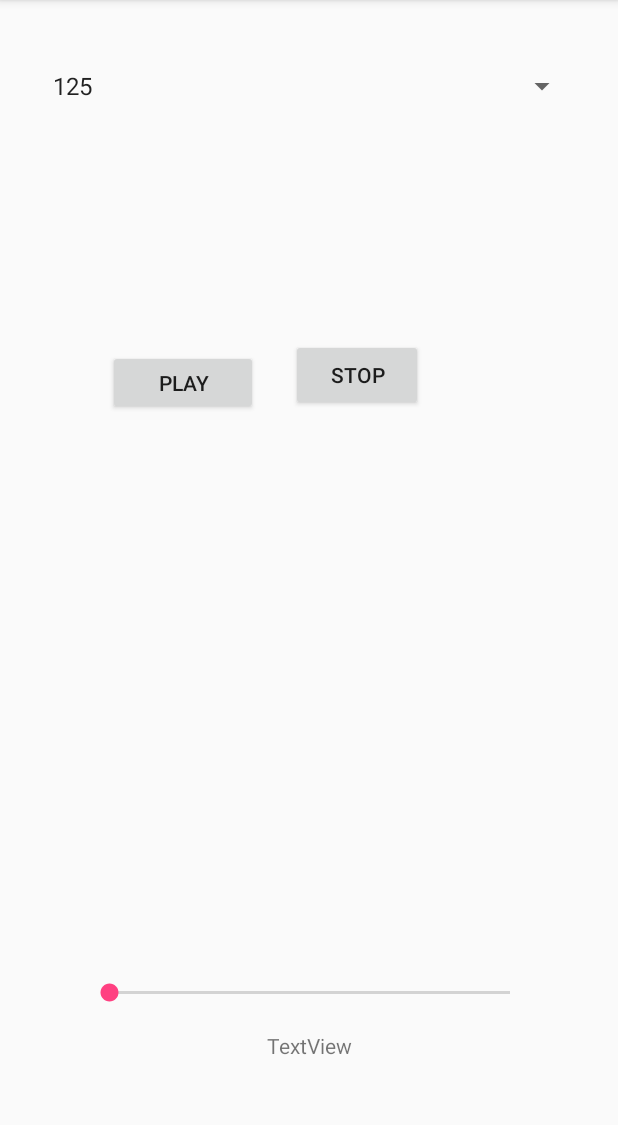
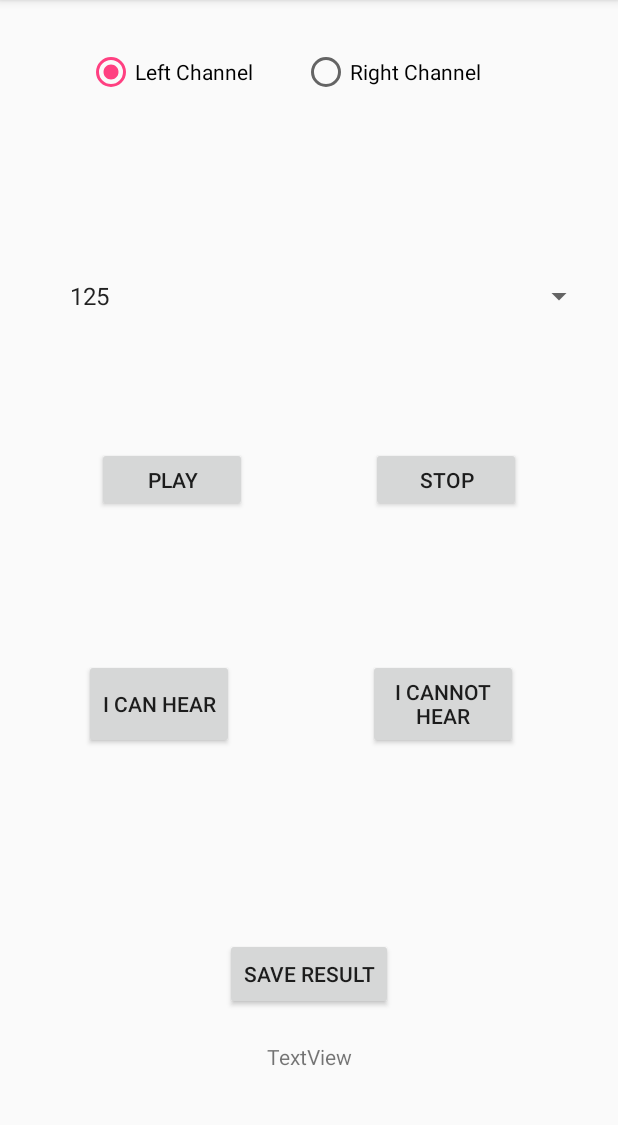
Before and after one commit to elijahmg/hearing_analyzer, an Android app: the screen it shows after launch (MainActivity), on a phone screen of 412 x 824 dp, the part 84-1209 px from its top. Run offline under Robolectric (Android 15) with nearby library versions, the phone set to English and light mode, and no system bars; Roboto replaces fonts that are not available here; 1 statement that could not run was skipped.

Commit message:
UI changes

```diff
--- a/app/src/main/java/com/degree/eliif/hearinganalyzer/PlayWave.kt
+++ b/app/src/main/java/com/degree/eliif/hearinganalyzer/PlayWave.kt
@@ -6,6 +6,7 @@ import android.os.Build
 import android.util.Log
 import androidx.annotation.RequiresApi
 import kotlin.concurrent.thread
+import kotlin.text.Typography.amp
 
 @TargetApi(Build.VERSION_CODES.M)
 @RequiresApi(Build.VERSION_CODES.LOLLIPOP)
@@ -20,9 +21,12 @@ class PlayWave {
 
   private var sampleCount: Int = 0
 
-  private var FREQUENCY: Int = 1
+  private var FREQUENCY: Int = 0
+  private var AMP: Float = 800F
 
   private var isPlaying = false
+
+  private var LEFT_CHANNEL = true
 
 
   /** Builder **/
@@ -41,33 +45,55 @@ class PlayWave {
       .setBufferSizeInBytes(buffsize)
       .build()
 
-    mAudio.setVolume(0.1F)
+    mAudio.setVolume(1F)
+  }
+
+  fun setSide(left: Boolean) {
+    LEFT_CHANNEL = left
+  }
+
+  fun setFrequency(frequency: Int) {
+    FREQUENCY = frequency
+  }
+
+  fun less() {
+    AMP /= 2
+  }
+
+  fun more() {
+    AMP *= 2
   }
 
   /**
    * Set up wave length
    */
-  fun setWave(frequency: Int) {
-    FREQUENCY = frequency
-    sampleCount = SAMPLE_RATE / frequency
+  fun setWave() {
+    sampleCount = SAMPLE_RATE / FREQUENCY
     val samples = ShortArray(sampleCount)
-
-    val amp = 32767
     val pi = 2 * Math.PI
     var phase = 0.0
 
-    for (i in 0 until sampleCount) {
-      if (i % 2 != 0) {
-        samples[i] = (amp * Math.sin(phase)).toShort()
-        phase += pi * frequency / SAMPLE_RATE
+    when (LEFT_CHANNEL) {
+      true -> {
+        for (i in 0 until sampleCount) {
+          if (i % 2 == 0) {
+            samples[i] = (AMP * Math.sin(phase)).toShort()
+            phase += pi * FREQUENCY / SAMPLE_RATE
+          }
+        }
+      }
+
+      false -> {
+        for (i in 0 until sampleCount) {
+          if (i % 2 != 0) {
+            samples[i] = (AMP * Math.sin(phase)).toShort()
+            phase += pi * FREQUENCY / SAMPLE_RATE
+          }
+        }
       }
     }
 
     mAudio.write(samples, 0, sampleCount)
-  }
-
-  fun resetVolume() {
-    mAudio.setVolume(0F)
   }
 
   /** 1sec - 1 Hertz **/
@@ -75,34 +101,15 @@ class PlayWave {
     mAudio.reloadStaticData()
     mAudio.setLoopPoints(0, sampleCount, -1)
 
-    isPlaying = true
-//    mAudio.play()
-
     thread {
-      while (isPlaying) {
-        mAudio.play()
-        Thread.sleep(250)
-        mAudio.pause()
-        mAudio.flush()
-        Thread.sleep(250)
-      }
+      mAudio.play()
+      Thread.sleep(750)
+      mAudio.stop()
+      mAudio.flush()
     }
   }
 
   fun stop() {
     isPlaying = false
-//    mAudio.stop()
-//    mAudio.flush()
   }
-
-  fun setVolume(inputDb: Int) {
-    Log.d("Input db", inputDb.toString())
-    Log.d("db", ((inputDb.toFloat()) / 20).toDouble().toString())
-    Log.d("db withour double", (inputDb / 20).toString())
-
-    val gain = Math.pow(10.toDouble(), ((inputDb.toFloat()) / 20).toFloat().toDouble())
-    Log.d("gain", gain.toString())
-    mAudio.setVolume(gain.toFloat())
-  }
-
 }
--- a/app/src/main/res/layout-v21/activity_main.xml
+++ b/app/src/main/res/layout-v21/activity_main.xml
@@ -11,15 +11,17 @@
         android:id="@+id/button"
         android:layout_width="100dp"
         android:layout_height="43dp"
-        android:layout_marginStart="72dp"
+        android:layout_marginStart="8dp"
         android:layout_marginTop="8dp"
+        android:layout_marginEnd="18dp"
         android:layout_marginBottom="8dp"
         android:onClick="onClick"
-        android:text="Play"
+        android:text="@string/play"
         app:layout_constraintBottom_toBottomOf="parent"
+        app:layout_constraintEnd_toStartOf="@+id/stop"
         app:layout_constraintStart_toStartOf="parent"
         app:layout_constraintTop_toTopOf="parent"
-        app:layout_constraintVertical_bias="0.318" />
+        app:layout_constraintVertical_bias="0.409" />
 
     <Spinner
         android:id="@+id/frequencySpinner"
@@ -31,9 +33,10 @@
         android:layout_marginBottom="8dp"
         app:layout_constraintBottom_toTopOf="@+id/button"
         app:layout_constraintEnd_toEndOf="parent"
+        app:layout_constraintHorizontal_bias="0.8"
         app:layout_constraintStart_toStartOf="parent"
         app:layout_constraintTop_toTopOf="parent"
-        app:layout_constraintVertical_bias="0.156" />
+        app:layout_constraintVertical_bias="0.704" />
 
     <TextView
         android:id="@+id/textView"
@@ -51,32 +54,96 @@
         app:layout_constraintVertical_bias="0.883" />
 
     <Button
-        android:id="@+id/button4"
+        android:id="@+id/stop"
+        android:layout_width="100dp"
+        android:layout_height="43dp"
+        android:layout_marginStart="8dp"
+        android:layout_marginTop="8dp"
+        android:layout_marginEnd="8dp"
+        android:layout_marginBottom="8dp"
+        android:onClick="stopClick"
+        android:text="@string/stop"
+        app:layout_constraintBottom_toBottomOf="parent"
+        app:layout_constraintEnd_toEndOf="parent"
+        app:layout_constraintHorizontal_bias="0.104"
+        app:layout_constraintStart_toEndOf="@+id/button"
+        app:layout_constraintTop_toTopOf="parent"
+        app:layout_constraintVertical_bias="0.409" />
+
+    <Button
+        android:id="@+id/lessVolume"
+        android:layout_width="100dp"
+        android:layout_height="60dp"
+        android:layout_marginStart="56dp"
+        android:layout_marginTop="8dp"
+        android:layout_marginBottom="8dp"
+        android:text="@string/i_can_hear"
+        android:onClick="less"
+        app:layout_constraintBottom_toBottomOf="parent"
+        app:layout_constraintStart_toStartOf="parent"
+        app:layout_constraintTop_toBottomOf="@+id/button"
+        app:layout_constraintVertical_bias="0.256" />
+
+    <Button
+        android:id="@+id/moreVolume"
+        android:layout_width="100dp"
+        android:layout_height="60dp"
+        android:layout_marginStart="8dp"
+        android:layout_marginTop="8dp"
+        android:layout_marginEnd="8dp"
+        android:layout_marginBottom="8dp"
+        android:text="@string/i_cannot_hear"
+        android:onClick="more"
+        app:layout_constraintBottom_toBottomOf="parent"
+        app:layout_constraintEnd_toEndOf="parent"
+        app:layout_constraintHorizontal_bias="0.58"
+        app:layout_constraintStart_toEndOf="@+id/lessVolume"
+        app:layout_constraintTop_toBottomOf="@+id/stop"
+        app:layout_constraintVertical_bias="0.256" />
+
+    <Button
+        android:id="@+id/saveResult"
         android:layout_width="wrap_content"
         android:layout_height="wrap_content"
         android:layout_marginStart="8dp"
         android:layout_marginTop="8dp"
         android:layout_marginEnd="8dp"
         android:layout_marginBottom="8dp"
-        android:onClick="stopClick"
-        android:text="stop"
+        android:text="@string/save_result"
         app:layout_constraintBottom_toBottomOf="parent"
         app:layout_constraintEnd_toEndOf="parent"
-        app:layout_constraintHorizontal_bias="0.101"
-        app:layout_constraintStart_toEndOf="@+id/button"
-        app:layout_constraintTop_toTopOf="parent"
-        app:layout_constraintVertical_bias="0.31" />
+        app:layout_constraintStart_toStartOf="parent"
+        app:layout_constraintTop_toBottomOf="@+id/frequencySpinner"
+        app:layout_constraintVertical_bias="0.821" />
+
+    <RadioGroup
+        android:layout_width="296dp"
+        android:layout_height="48dp"
+        android:layout_marginStart="8dp"
+        android:layout_marginTop="32dp"
+        android:layout_marginEnd="8dp"
+        android:orientation="horizontal"
+        app:layout_constraintEnd_toEndOf="parent"
+        app:layout_constraintStart_toStartOf="parent"
+        app:layout_constraintTop_toTopOf="parent">
+
+        <RadioButton
+            android:id="@+id/left"
+            android:layout_width="wrap_content"
+            android:layout_height="wrap_content"
+            android:layout_weight="1"
+            android:onClick="onRadioButtonClicked"
+            android:text="@string/left"
+            android:checked="true" />
+
+        <RadioButton
+            android:id="@+id/right"
+            android:layout_width="wrap_content"
+            android:layout_height="wrap_content"
+            android:layout_weight="1"
+            android:onClick="onRadioButtonClicked"
+            android:text="@string/right" />
+    </RadioGroup>
 
 
-    <SeekBar
-        android:id="@+id/seekBar"
-        android:layout_width="299dp"
-        android:layout_height="34dp"
-        android:layout_marginStart="8dp"
-        android:layout_marginTop="8dp"
-        android:layout_marginEnd="8dp"
-        android:layout_marginBottom="8dp"
-        app:layout_constraintBottom_toTopOf="@+id/textView"
-        app:layout_constraintEnd_toEndOf="parent"
-        app:layout_constraintStart_toStartOf="parent" />
 </androidx.constraintlayout.widget.ConstraintLayout>
--- a/app/src/main/res/values/strings.xml
+++ b/app/src/main/res/values/strings.xml
@@ -1,5 +1,16 @@
 <resources>
     <string name="app_name">HearingAnalyzer</string>
+
+    <string name="play">Play</string>
+    <string name="stop">Stop</string>
+    <string name="i_can_hear">I can hear</string>
+    <string name="i_cannot_hear">I cannot hear</string>
+    <string name="save_result">Save result</string>
+
+    <string name="left">Left Channel</string>
+    <string name="right">Right Channel</string>
+
+
     <string-array name="frequency_array">
         <item>125</item>
         <item>250</item>
```
Also changed, not shown: app/src/main/java/com/degree/eliif/hearinganalyzer/MainActivity.kt (+34 -32 lines).
